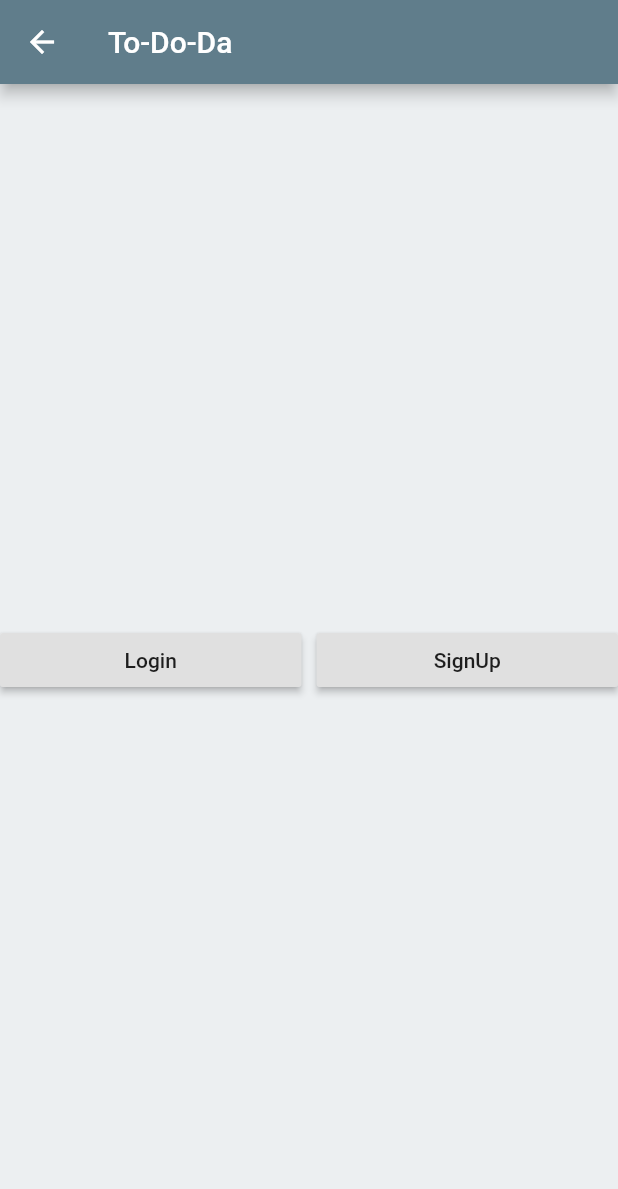
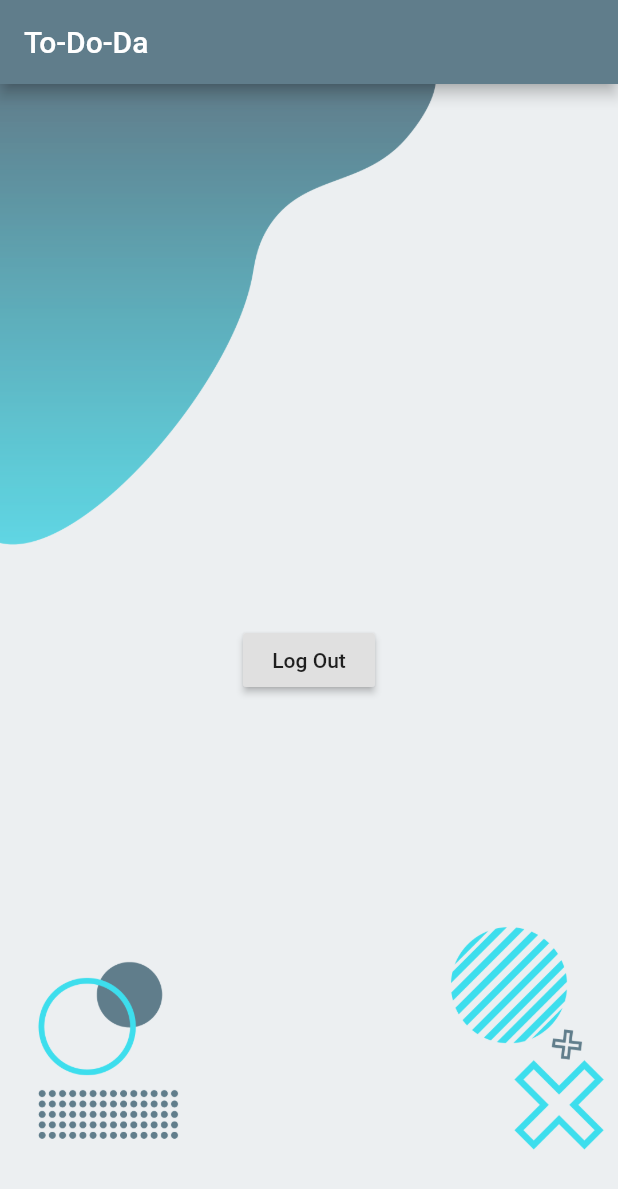
Before and after one commit to de7miii/todo-app, a Flutter app: the HomePage screen opened directly, on a phone screen of 412 x 824 dp. Shown: the top 1189 px of the screen. Run offline on Flutter 3.47's test engine with Material 2 defaults, Android fonts, the phone set to English and light mode, and no system bars; our stand-ins replace email_validator, shared_preferences; accounts and stored records are empty.

Commit message:
Added background and set up the login and signup flow.

```diff
--- a/lib/ui/pages/home.dart
+++ b/lib/ui/pages/home.dart
@@ -1,8 +1,16 @@
+// Packages imports.
 import 'package:flutter/material.dart';
+import 'package:provider/provider.dart';
+
+// Widgets imports.
 import 'package:todo/ui/widgets/appBar.dart';
 
+// Pages imports.
 import 'login.dart';
 import 'signup.dart';
+
+// Helpers Imports
+import 'package:todo/utils/AuthService.dart';
 
 final _title = 'To-Do-Da';
 
@@ -11,45 +19,44 @@ class MyApp extends StatelessWidget {
   Widget build(BuildContext context) {
     return MaterialApp(
         title: _title,
-      initialRoute: '/',
         routes: {
-        '/': (context) => HomePage(),
-        '/signup': (context) => SignUpPage(),
+          '/home': (context) => HomePage(),
           '/login': (context) => LoginPage()
         },
+        home: Consumer<AuthService>(
+          builder: (context, value, child) {
+            return value.getLoginStatus() ? HomePage() : LoginPage();
+          },
+        ),
     );
   }
 }
 
-class HomePage extends StatelessWidget {
+class HomePage extends StatefulWidget {
+  @override
+  _HomePageState createState() => _HomePageState();
+}
+
+class _HomePageState extends State<HomePage> {
   @override
   Widget build(BuildContext context) {
-    return Scaffold(
+    return Container(
+      decoration: BoxDecoration(
+        color: Colors.blueGrey.shade50,
+        image: DecorationImage(
+          image: AssetImage('images/bg.png'),
+        ),
+      ),
+      child: Scaffold(
         appBar: customAppBar(_title),
-      backgroundColor: Colors.blueGrey.shade50,
+        backgroundColor: Colors.transparent,
         body: Center(
-        child: Row(
-          children: <Widget>[
-            Expanded(
           child: RaisedButton(
-                child: Text('Login'),
-                onPressed: () {
-                  Navigator.pushNamed(context, '/login');
+            child: Text('Log Out'),
+            onPressed: () => {
+              Provider.of<AuthService>(context, listen: false).logOut(),
             },
           ),
-            ),
-            SizedBox(
-              width: 10.0,
-            ),
-            Expanded(
-              child: RaisedButton(
-                child: Text('SignUp'),
-                onPressed: () {
-                  Navigator.pushNamed(context, '/signup');
-                },
-              ),
-            )
-          ],
         ),
       ),
     );
--- /dev/null
+++ b/lib/utils/AuthService.dart
@@ -0,0 +1,52 @@
+import 'package:flutter/material.dart';
+import 'package:shared_preferences/shared_preferences.dart';
+
+class AuthService with ChangeNotifier {
+  AuthService();
+
+  var _loginStatus;
+  var _signup;
+
+  bool get signup => _signup ?? false;
+
+  checkLoginStatus() async {
+    SharedPreferences prefs = await SharedPreferences.getInstance();
+    _loginStatus = prefs.getBool('loginStatus');
+    notifyListeners();
+  }
+
+  bool getLoginStatus() {
+    checkLoginStatus();
+    return _loginStatus ?? false;
+  }
+
+  setSignupState(bool state) {
+    _signup = state;
+    notifyListeners();
+  }
+
+  setLoginStatus(bool status) async {
+    SharedPreferences prefs = await SharedPreferences.getInstance();
+    prefs.setBool('loginStatus', status);
+    _loginStatus = status;
+    notifyListeners();
+  }
+
+  Future logIn() {
+    setLoginStatus(true);
+    setSignupState(false);
+    return Future.value(_loginStatus);
+  }
+
+  Future signUp() {
+    setLoginStatus(true);
+    setSignupState(false);
+    return Future.value(_loginStatus);
+  }
+
+  Future logOut() {
+    setLoginStatus(false);
+    setSignupState(false);
+    return Future.value(_loginStatus);
+  }
+}
```
Also changed, not shown: lib/main.dart (+10 -1 lines), lib/ui/pages/login.dart (+18 -73 lines), lib/ui/pages/signup.dart (+13 -114 lines), lib/ui/widgets/Login.dart (added, +97 -0 lines), lib/ui/widgets/SignUp.dart (added, +137 -0 lines), pubspec.yaml (+7 -1 lines), images/2.0x/bg.png (added), images/3.0x/bg.png (added), images/bg.png (added), lib/utils/validators.dart (renamed from lib/helpers/validators.dart), pubspec.lock, 1 other file. Lines whose indentation alone changed are shown as unchanged.
